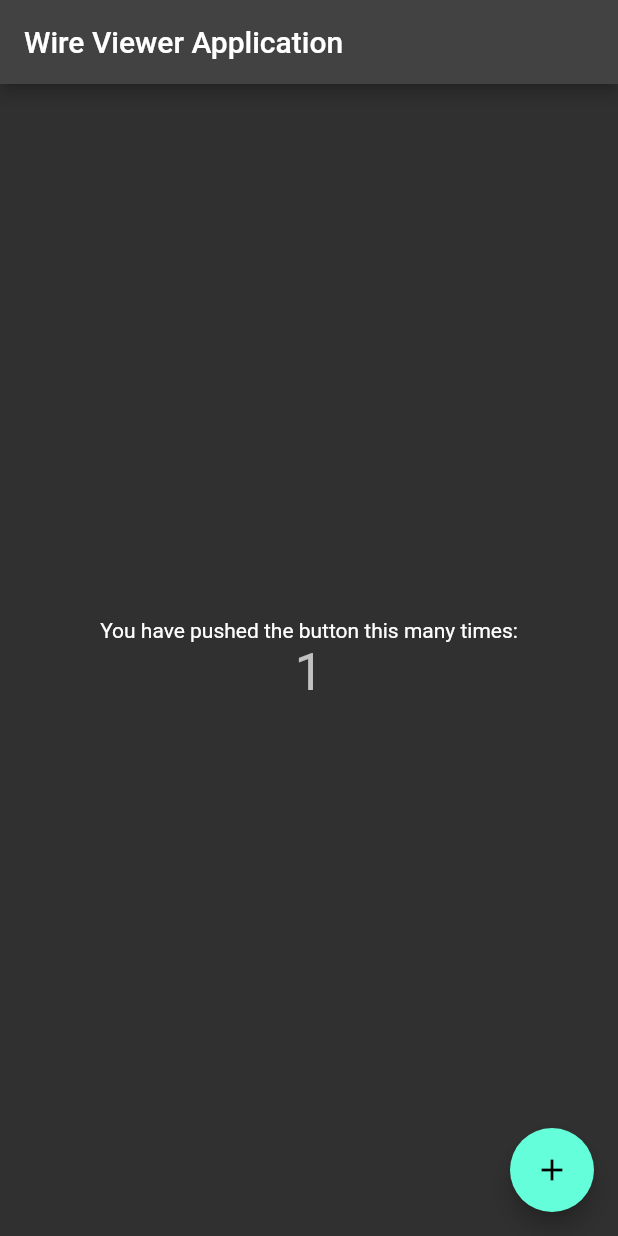
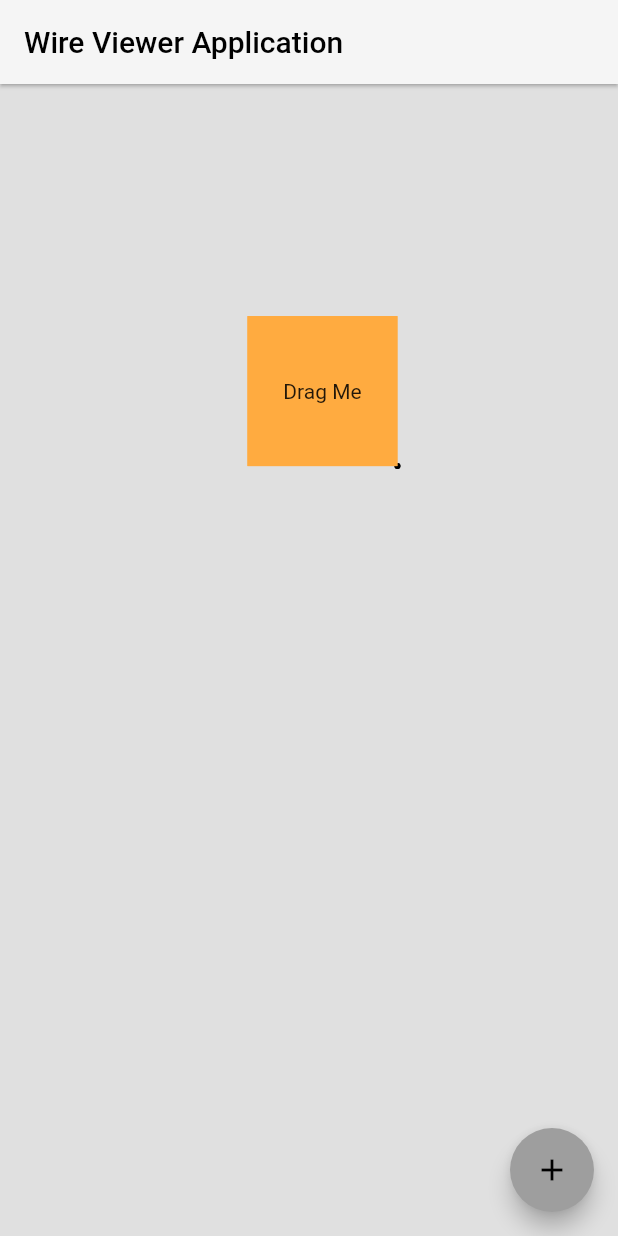
Before and after one commit to WiresWare/wire_viewer, a Flutter app: the screen it shows after launch, after a tap on the "add" icon, on a phone screen of 412 x 824 dp. Run offline on Flutter 3.47's test engine with Material 2 defaults, Android fonts, the phone set to English and light mode, and no system bars; missing offline and left inert: bezier; Roboto replaces fonts that are missing (SourceSans); project files that could hold a hidden picture were left out.

Commit message:
Use bazier library to draw curves between blocks

```diff
--- /dev/null
+++ b/lib/components/DraggableWidget.dart
@@ -0,0 +1,53 @@
+import 'dart:ui';
+
+import 'package:flutter/material.dart';
+
+class DraggableWidget extends StatefulWidget {
+  final Offset position;
+
+  const DraggableWidget(this.position, {Key? key}) : super(key: key);
+
+  @override
+  _DraggableWidgetState createState() => _DraggableWidgetState();
+}
+
+class _DraggableWidgetState extends State<DraggableWidget> {
+  double width = 100.0, height = 100.0;
+
+  @override
+  void initState() {
+    super.initState();
+  }
+
+  @override
+  Widget build(BuildContext context) {
+    return Positioned(
+      left: widget.position.dx - width,
+      top: widget.position.dy - height,
+      child: Draggable(
+        child: Container(
+          width: width,
+          height: height,
+          color: Colors.orangeAccent,
+          child: const Center(child: Text("Drag Me")),
+        ),
+        feedback: Container(
+          width: width,
+          height: height,
+          child: const Center(child: Text("Drag To")),
+          color: Colors.green,
+        ),
+        onDragStarted: () {
+          print("onDragStarted");
+        },
+        onDragCompleted: () {
+          print("onDragCompleted");
+        },
+        onDraggableCanceled: (Velocity velocity, Offset offset) {
+          print("onDraggableCanceled");
+          setState(() => {widget.position.translate(offset.dx, offset.dy)});
+        },
+      ),
+    );
+  }
+}
--- /dev/null
+++ b/lib/components/painter/CurvePainterWidget.dart
@@ -0,0 +1,52 @@
+import 'dart:ui' as ui;
+
+import 'package:bezier/bezier.dart';
+import 'package:flutter/material.dart';
+import 'package:vector_math/vector_math.dart' as math;
+
+class CurvePainterWidget extends StatelessWidget {
+  final List<Offset> points;
+  const CurvePainterWidget(this.points, {Key? key}) : super(key: key);
+
+  @override
+  Widget build(BuildContext context) {
+    return Center(
+      child: CustomPaint(
+        size: ui.window.physicalSize,
+        painter: PathPainter(points),
+      ),
+    );
+  }
+}
+
+class PathPainter extends CustomPainter {
+  final List<Offset> points;
+  late final QuadraticBezier curve;
+  PathPainter(this.points) {
+    curve = QuadraticBezier([...points.map((p) => math.Vector2(p.dx, p.dy)).toList(), math.Vector2(0, 0)]);
+  }
+
+  @override
+  void paint(Canvas canvas, Size size) {
+    final pts = curve.points;
+    final path = Path()
+      // ..moveTo(points.first.dx, points.first.dy)
+      // ..quadraticBezierTo((points.first.dx + points.last.dx) * 0.5, (points.first.dy + points.last.dy) * 0.5,
+      //     points.last.dx, points.last.dy);
+      ..moveTo(pts.first.x, pts.first.y)
+      ..quadraticBezierTo(pts.last.x, pts.last.y, pts[1].x, pts[1].y);
+    // final path = Path();
+    // path.moveTo(pts[0].x, pts[0].y);
+    // path.cubicTo(pts[1].x, pts[1].y, pts[2].x, pts[2].y, pts[3].x, pts[3].y);
+    final paint = Paint()
+      ..color = Colors.black
+      ..style = PaintingStyle.stroke
+      ..strokeWidth = 2;
+    canvas.drawPath(path, paint);
+  }
+
+  @override
+  bool shouldRepaint(CustomPainter old) {
+    return false;
+  }
+}
--- /dev/null
+++ b/lib/components/painter/PointsPainterWidget.dart
@@ -0,0 +1,38 @@
+import 'dart:ui' as ui;
+
+import 'package:flutter/material.dart';
+import 'package:flutter/widgets.dart';
+
+class PathPainterWidget extends StatelessWidget {
+  final List<Offset> points;
+  const PathPainterWidget(this.points, {Key? key}) : super(key: key);
+
+  @override
+  Widget build(BuildContext context) {
+    return Center(
+      child: CustomPaint(
+        size: ui.window.physicalSize,
+        painter: PathPainter(points),
+      ),
+    );
+  }
+}
+
+class PathPainter extends CustomPainter {
+  final List<Offset> points;
+  PathPainter(this.points);
+
+  @override
+  void paint(Canvas canvas, Size size) {
+    final paint = Paint()
+      ..color = Colors.black
+      ..strokeWidth = 4
+      ..strokeCap = StrokeCap.round;
+    canvas.drawPoints(ui.PointMode.points, points, paint);
+  }
+
+  @override
+  bool shouldRepaint(CustomPainter old) {
+    return false;
+  }
+}
--- a/lib/main.dart
+++ b/lib/main.dart
@@ -15,10 +15,12 @@ class Application extends StatelessWidget {
     return MaterialApp(
       title: 'Wire Viewer',
       theme: ThemeData(
-        fontFamily: Fonts.SOURCE_SANS,
-        brightness: Brightness.dark,
-        primarySwatch: Colors.grey,
-      ),
+          fontFamily: Fonts.SOURCE_SANS,
+          brightness: Brightness.light,
+          primaryColor: Colors.blue[700],
+          primarySwatch: Colors.grey,
+          canvasColor: Colors.grey.shade300,
+          appBarTheme: AppBarTheme(backgroundColor: Colors.grey.shade100, elevation: 1)),
       debugShowCheckedModeBanner: false,
       home: const MainPage(),
     );
--- a/lib/pages/MainPage.dart
+++ b/lib/pages/MainPage.dart
@@ -1,4 +1,15 @@
+import 'dart:math';
+import 'dart:ui';
+
 import 'package:flutter/material.dart';
+import 'package:wire_viewer/components/DraggableWidget.dart';
+import 'package:wire_viewer/components/painter/PointsPainterWidget.dart';
+
+import '../components/painter/CurvePainterWidget.dart';
+
+generatePointOffset() {
+  return Offset(Random().nextDouble() * window.physicalSize.width, Random().nextDouble() * window.physicalSize.height);
+}
 
 class MainPage extends StatefulWidget {
   const MainPage({Key? key}) : super(key: key);
@@ -7,37 +18,22 @@ class MainPage extends StatefulWidget {
 }
 
 class _MainPageState extends State<MainPage> {
-  int _counter = 0;
-
-  void _incrementCounter() {
-    setState(() {
-      _counter++;
-    });
-  }
+  final List<Offset> points = [generatePointOffset(), generatePointOffset()];
 
   @override
   Widget build(BuildContext context) {
     return Scaffold(
-      appBar: AppBar(
-        title: const Text('Wire Viewer Application'),
-      ),
-      body: Center(
-        child: Column(
-          mainAxisAlignment: MainAxisAlignment.center,
-          children: <Widget>[
-            const Text(
-              'You have pushed the button this many times:',
-            ),
-            Text(
-              '$_counter',
-              style: Theme.of(context).textTheme.headline4,
-            ),
-          ],
-        ),
+      appBar: AppBar(title: const Text('Wire Viewer Application')),
+      body: Stack(
+        children: [
+          CurvePainterWidget(points),
+          PathPainterWidget(points),
+          ...points.map((position) => DraggableWidget(position)).toList(),
+        ],
       ),
       floatingActionButton: FloatingActionButton(
-        onPressed: _incrementCounter,
-        tooltip: 'Increment',
+        onPressed: () {},
+        tooltip: 'Add',
         child: const Icon(Icons.add),
       ), // This trailing comma makes auto-formatting nicer for build methods.
     );
--- a/pubspec.yaml
+++ b/pubspec.yaml
@@ -28,6 +28,8 @@ environment:
 # versions available, run `flutter pub outdated`.
 dependencies:
   wire: 1.4.2
+  bezier: ^1.2.0
+  vector_math: ^2.1.1
   flutter:
     sdk: flutter
 
```
Also changed, not shown: pubspec.lock.
